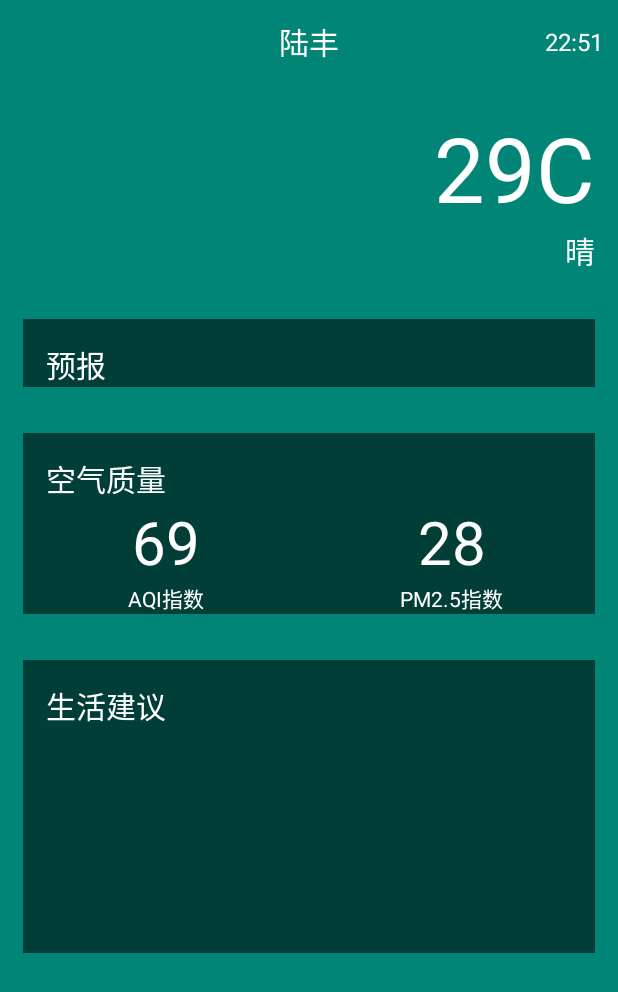
After one commit to keepingrun/coolweather, an Android app: the layout activity_weather.xml on its own in the app's theme, with its tools: preview values and no code run, on a phone screen of 412 x 824 dp. The commit adds this screen. Shown: the top 992 px of the screen. Run offline under Robolectric (Android 15) with nearby library versions, the phone set to English and light mode, and no system bars.

Commit message:
天气界面的设计和天气数据请求及缓存

```diff
--- a/app/src/main/AndroidManifest.xml
+++ b/app/src/main/AndroidManifest.xml
@@ -17,6 +17,7 @@
                 <category android:name="android.intent.category.LAUNCHER" />
             </intent-filter>
         </activity>
+        <activity android:name=".WeatherActivity"/>
     </application>
 
 </manifest>
--- /dev/null
+++ b/app/src/main/res/layout/activity_weather.xml
@@ -0,0 +1,25 @@
+<?xml version="1.0" encoding="utf-8"?>
+<FrameLayout
+    xmlns:android="http://schemas.android.com/apk/res/android"
+    android:orientation="vertical"
+    android:layout_width="match_parent"
+    android:layout_height="match_parent"
+    android:background="@color/colorPrimary">
+    <ScrollView
+        android:id="@+id/weather_layout"
+        android:layout_width="match_parent"
+        android:layout_height="match_parent"
+        android:scrollbars="none"
+        android:overScrollMode="never">
+        <LinearLayout
+            android:orientation="vertical"
+            android:layout_width="match_parent"
+            android:layout_height="wrap_content">
+            <include layout="@layout/title"/>
+            <include layout="@layout/now"/>
+            <include layout="@layout/forecast"/>
+            <include layout="@layout/aqi"/>
+            <include layout="@layout/suggestion"/>
+        </LinearLayout>
+    </ScrollView>
+</FrameLayout>
--- /dev/null
+++ b/app/src/main/res/layout/aqi.xml
@@ -0,0 +1,60 @@
+<?xml version="1.0" encoding="utf-8"?>
+<LinearLayout
+    xmlns:android="http://schemas.android.com/apk/res/android"
+    android:layout_width="match_parent"
+    android:layout_height="wrap_content"
+    android:layout_margin="15dp"
+    android:orientation="vertical"
+    android:background="#8000">
+    <TextView
+        android:layout_width="wrap_content"
+        android:layout_height="wrap_content"
+        android:layout_marginLeft="15dp"
+        android:layout_marginTop="15dp"
+        android:textColor="#fff"
+        android:text="空气质量"
+        android:textSize="20sp"/>
+    <LinearLayout
+        android:layout_width="match_parent"
+        android:layout_height="wrap_content"
+        android:orientation="horizontal">
+        <LinearLayout
+            android:gravity="center"
+            android:layout_width="0dp"
+            android:layout_height="match_parent"
+            android:layout_weight="1"
+            android:orientation="vertical">
+            <TextView
+                android:id="@+id/aqi_text"
+                android:layout_width="wrap_content"
+                android:layout_height="wrap_content"
+                android:textColor="#fff"
+                android:text="69"
+                android:textSize="40sp"/>
+            <TextView
+                android:layout_width="wrap_content"
+                android:layout_height="wrap_content"
+                android:textColor="#fff"
+                android:text="AQI指数" />
+        </LinearLayout>
+        <LinearLayout
+            android:layout_width="0dp"
+            android:layout_height="match_parent"
+            android:layout_weight="1"
+            android:gravity="center"
+            android:orientation="vertical">
+            <TextView
+                android:id="@+id/pm25_text"
+                android:layout_width="wrap_content"
+                android:layout_height="wrap_content"
+                android:textColor="#fff"
+                android:text="28"
+                android:textSize="40sp"/>
+            <TextView
+                android:layout_width="wrap_content"
+                android:layout_height="wrap_content"
+                android:textColor="#fff"
+                android:text="PM2.5指数"/>
+        </LinearLayout>
+    </LinearLayout>
+</LinearLayout>
--- /dev/null
+++ b/app/src/main/res/layout/forecast.xml
@@ -0,0 +1,24 @@
+<?xml version="1.0" encoding="utf-8"?>
+<LinearLayout
+    xmlns:android="http://schemas.android.com/apk/res/android"
+    android:layout_width="match_parent"
+    android:layout_height="wrap_content"
+    android:orientation="vertical"
+    android:layout_margin="15dp"
+    android:background="#8000">
+    <TextView
+        android:text="预报"
+        android:textColor="#fff"
+        android:textSize="20sp"
+        android:layout_marginLeft="15dp"
+        android:layout_marginTop="15dp"
+        android:layout_height="wrap_content"
+        android:layout_width="wrap_content" />
+    <LinearLayout
+        android:id="@+id/forecast_layout"
+        android:orientation="vertical"
+        android:layout_width="match_parent"
+        android:layout_height="wrap_content">
+
+    </LinearLayout>
+</LinearLayout>
--- /dev/null
+++ b/app/src/main/res/layout/now.xml
@@ -0,0 +1,26 @@
+<?xml version="1.0" encoding="utf-8"?>
+<LinearLayout
+    xmlns:android="http://schemas.android.com/apk/res/android"
+    android:layout_width="match_parent"
+    android:layout_height="wrap_content"
+    android:layout_margin="15dp"
+    android:orientation="vertical"
+    >
+    <TextView
+        android:id="@+id/degree_text"
+        android:layout_height="wrap_content"
+        android:layout_width="wrap_content"
+        android:textColor="#fff"
+        android:textSize="60sp"
+        android:text="29C"
+        android:layout_gravity="end"/>
+    <TextView
+        android:id="@+id/weather_info_text"
+        android:layout_height="wrap_content"
+        android:layout_width="wrap_content"
+        android:textColor="#fff"
+        android:textSize="20sp"
+        android:text="晴"
+        android:layout_gravity="end"/>
+
+</LinearLayout>
--- /dev/null
+++ b/app/src/main/res/layout/suggestion.xml
@@ -0,0 +1,35 @@
+<?xml version="1.0" encoding="utf-8"?>
+<LinearLayout
+    xmlns:android="http://schemas.android.com/apk/res/android"
+    android:layout_width="match_parent"
+    android:layout_height="wrap_content"
+    android:orientation="vertical"
+    android:layout_margin="15dp"
+    android:background="#8000">
+    <TextView
+        android:layout_width="wrap_content"
+        android:layout_height="wrap_content"
+        android:text="生活建议"
+        android:textSize="20sp"
+        android:textColor="#fff"
+        android:layout_marginTop="15dp"
+        android:layout_marginLeft="15dp"/>
+    <TextView
+        android:id="@+id/comfort_text"
+        android:layout_width="wrap_content"
+        android:layout_height="wrap_content"
+        android:layout_margin="15dp"
+        android:textColor="#fff"/>
+    <TextView
+        android:id="@+id/car_wash_text"
+        android:layout_width="wrap_content"
+        android:layout_height="wrap_content"
+        android:layout_margin="15dp"
+        android:textColor="#fff"/>
+    <TextView
+        android:id="@+id/sport_text"
+        android:layout_width="wrap_content"
+        android:layout_height="wrap_content"
+        android:layout_margin="15dp"
+        android:textColor="#fff"/>
+</LinearLayout>
--- /dev/null
+++ b/app/src/main/res/layout/title.xml
@@ -0,0 +1,26 @@
+<?xml version="1.0" encoding="utf-8"?>
+<RelativeLayout
+    xmlns:android="http://schemas.android.com/apk/res/android"
+    android:layout_width="match_parent"
+    android:layout_height="?attr/actionBarSize"
+    android:background="@color/colorPrimary">
+    <TextView
+        android:id="@+id/title_city"
+        android:layout_width="wrap_content"
+        android:layout_height="wrap_content"
+        android:layout_centerInParent="true"
+        android:textColor="#fff"
+        android:text="陆丰"
+        android:textSize="20sp"/>
+    <TextView
+        android:id="@+id/title_update_time"
+        android:layout_width="wrap_content"
+        android:layout_height="wrap_content"
+        android:layout_alignParentRight="true"
+        android:layout_marginRight="10dp"
+        android:layout_centerVertical="true"
+        android:textColor="#fff"
+        android:text="22:51"
+        android:textSize="16sp"/>
+
+</RelativeLayout>
```
Also changed, not shown: app/src/main/java/com/example/coolweather/ChooseAreaFragment.java (+7 -0 lines), app/src/main/java/com/example/coolweather/MainActivity.java (+9 -0 lines), app/src/main/java/com/example/coolweather/WeatherActivity.java (added, +159 -0 lines), app/src/main/java/com/example/coolweather/util/Utility.java (+18 -0 lines), app/src/main/res/layout/forecast_item.xml (added, +40 -0 lines).
